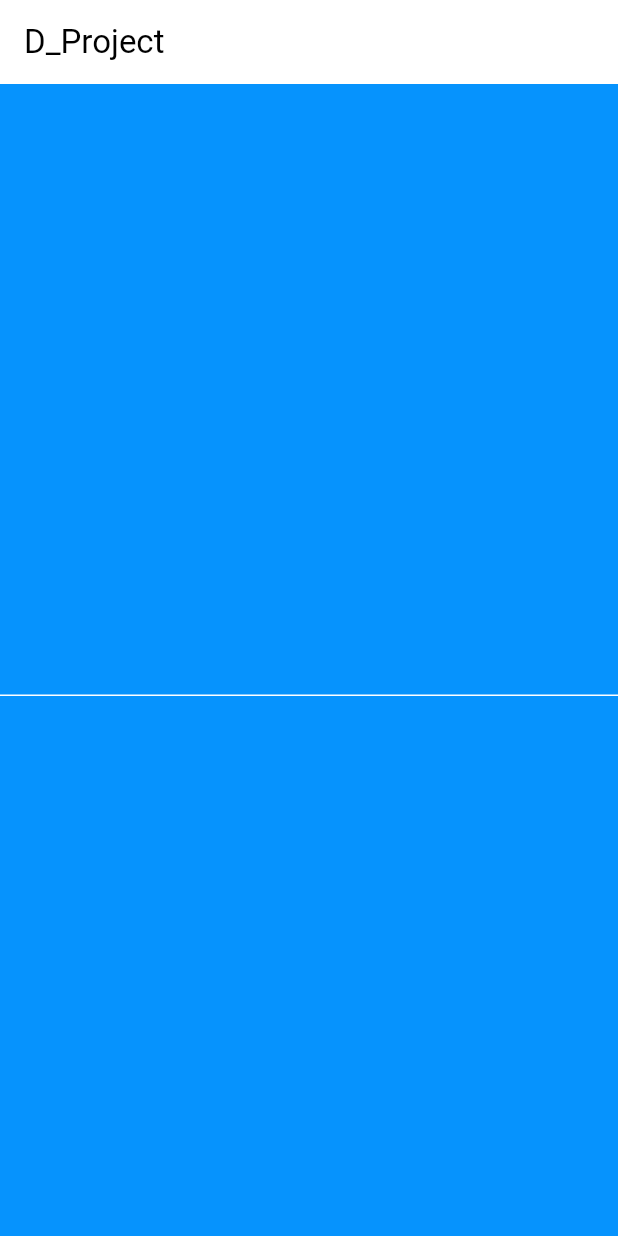
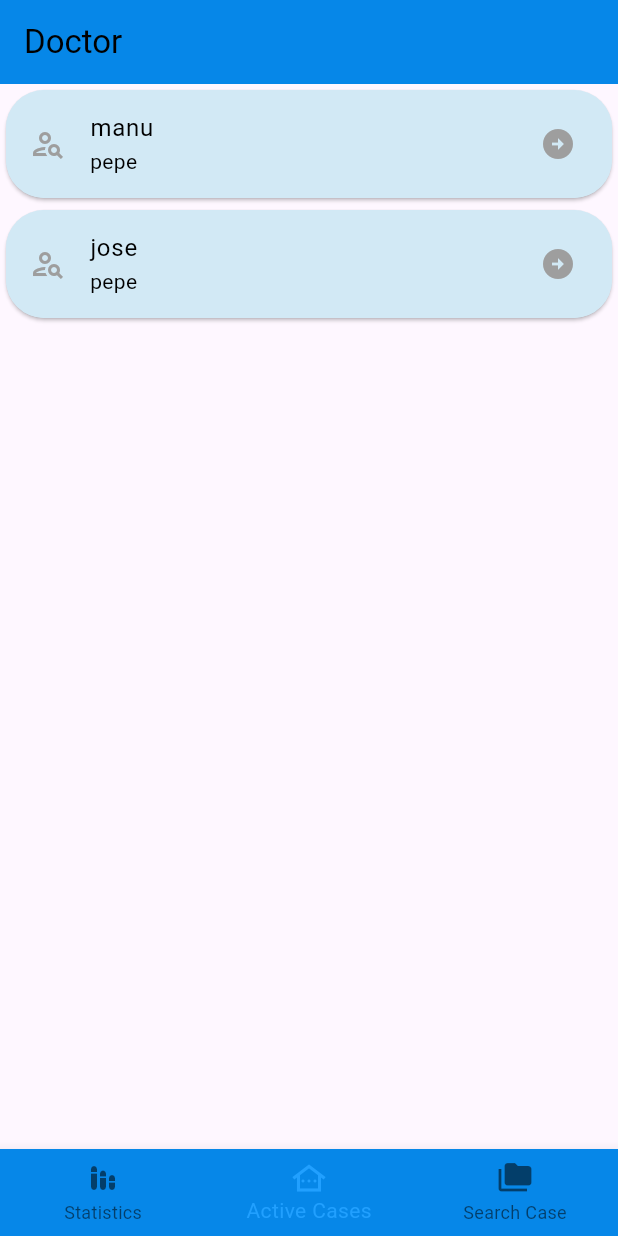
Before and after one commit to Teixeira49/d_report, a Flutter app: the screen it shows after launch, after a tap on "Entrance", on a phone screen of 412 x 824 dp. Run offline on Flutter 3.47's test engine with Material 3 defaults, Android fonts, the phone set to English and light mode, and no system bars; missing offline and left inert: dart:ffi; Roboto replaces fonts that are missing (IBM).

Commit message:
implements a Beautiful ListTile & a bug correction

```diff
--- a/lib/main.dart
+++ b/lib/main.dart
@@ -1,7 +1,7 @@
 import 'package:d_report/src/core/config/theme/themes.dart';
 import 'package:d_report/src/feature/auth/presentation/pages/login_page.dart';
 import 'package:d_report/src/feature/auth/presentation/pages/register_page.dart';
-import 'package:d_report/src/feature/current_cases/presentation/pages/main_page.dart';
+import 'package:d_report/src/feature/main_page/presentation/pages/main_page.dart';
 import 'package:d_report/src/feature/not_found/presentation/pages/not-found_page.dart';
 import 'package:flutter/material.dart';
 
@@ -23,7 +23,8 @@ class MyApp extends StatelessWidget {
       routes: {
         '/auth/login/': (context) => const LoginPage(),
         '/auth/register/': (context) => const RegisterPage(),
-        '/home/': (context) => const MainPage(),
+        '/patients/': (context) => const MainPage(),
+        '/patients/details/': (context) => const MainPage(),
       },
       initialRoute: '/auth/login/',
       onUnknownRoute: (RouteSettings setting) {
--- a/lib/src/core/config/theme/themes.dart
+++ b/lib/src/core/config/theme/themes.dart
@@ -6,11 +6,11 @@ abstract class AppTheme {
 
       appBarTheme: const AppBarTheme(
         elevation: 0,
-        backgroundColor: Color.fromRGBO(6, 147, 253, 1),
+        backgroundColor: Color.fromRGBO(20, 154, 255, 1.0),
       ),
 
-      scaffoldBackgroundColor: const Color.fromRGBO(6, 147, 253, 1),
-      primaryColor: Colors.black26,
+      scaffoldBackgroundColor: const Color.fromRGBO(210, 233, 245, 1.0),
+      primaryColor: const Color.fromRGBO(6, 147, 253, 1),
       splashColor: Colors.black26,
       fontFamily: 'IBM',
 
@@ -19,6 +19,12 @@ abstract class AppTheme {
         secondary: Colors.red,
         brightness: Brightness.light,
       ),
+
+      bottomNavigationBarTheme: const BottomNavigationBarThemeData(
+        backgroundColor: Color.fromRGBO(6, 135, 232, 1.0),
+        selectedItemColor: Color.fromRGBO(33, 160, 255, 1.0),
+        selectedLabelStyle: TextStyle(color: Colors.black),
+      )
 
     );
   } static ThemeData get dark {
--- a/lib/src/feature/auth/presentation/widgets/login_button.dart
+++ b/lib/src/feature/auth/presentation/widgets/login_button.dart
@@ -17,7 +17,7 @@ class LoginButton extends StatelessWidget {
           focusColor: Colors.red,
           child: const Text('Entrance', style: TextStyle(color: Colors.white)),
           onPressed: () {
-            Navigator.of(context).pushReplacementNamed('/home/');
+            Navigator.of(context).pushReplacementNamed('/patients/');
           },
         )
     );
--- a/lib/src/feature/current_cases/presentation/pages/main_page.dart
+++ /dev/null
@@ -1,32 +0,0 @@
-import 'package:flutter/material.dart';
-
-class MainPage extends StatelessWidget{
-
-  const MainPage({super.key});
-
-  @override
-  Widget build(BuildContext context){
-    return Scaffold(
-
-        appBar: AppBar(
-          title: const Text("D_Project"),
-          backgroundColor: Theme
-              .of(context)
-              .colorScheme
-              .inversePrimary,
-        ),
-
-        body: Center(
-          child: TextFormField(
-
-          )
-          //OutlinedButton(
-              //onPressed: () {
-              //  Navigator.of(context).pushReplacementNamed('/main/');
-              //},
-              //child: const Text("Click to load data")
-          //),
-        )
-    );
-  }
-}
--- /dev/null
+++ b/lib/src/feature/main_page/presentation/pages/main_page.dart
@@ -0,0 +1,79 @@
+import 'package:flutter/material.dart';
+
+import '../widgets/current_case.dart';
+
+class MainPage extends StatefulWidget {
+  const MainPage({super.key});
+
+  @override
+  MyMainPageState createState() => MyMainPageState();
+
+}
+
+class MyMainPageState extends State<MainPage> {
+
+  int _currentPage = 1;
+
+  @override
+  Widget build(BuildContext context){
+
+    var accountName = "Doctor"; // TODO take name for back
+    final size = MediaQuery.of(context).size;
+
+    //List<Patients> patients = [];
+    List<String> patients = ["manu", 'jose'];
+    List<String> pepe = ["pepe", 'jos1123e'];
+    List<Widget> pages = [
+      CurrentCasesPage(pepe),
+      CurrentCasesPage(patients),
+      CurrentCasesPage(pepe)
+    ];
+
+    return Scaffold(
+
+        appBar: AppBar(
+          title: Text(accountName),
+          backgroundColor: Theme
+              .of(context)
+              .colorScheme.primary,
+          automaticallyImplyLeading: false,
+
+        ),
+
+        body: pages[_currentPage],
+        bottomNavigationBar: BottomNavigationBar(
+          onTap: (index) {
+            setState(() {
+              _currentPage = index;
+            });
+          },
+          backgroundColor: ThemeData().bottomNavigationBarTheme.backgroundColor,
+          selectedItemColor: ThemeData().bottomNavigationBarTheme.selectedItemColor,
+          currentIndex: _currentPage,
+          items: const [
+            BottomNavigationBarItem(
+              icon: Icon(
+                  Icons.stacked_bar_chart_rounded
+              ),
+              label: 'Statistics',
+            ),
+            BottomNavigationBarItem(
+              icon: Icon(
+                  Icons.other_houses_outlined
+              ),
+              label: 'Active Cases',
+            ),
+            BottomNavigationBarItem(
+              icon: Icon(
+                  Icons.folder_copy
+              ),
+              label: 'Search Case',
+            ),
+      ],
+
+      ),
+
+      backgroundColor: ThemeData().scaffoldBackgroundColor,
+    );
+  }
+}
--- /dev/null
+++ b/lib/src/feature/main_page/presentation/widgets/current_case.dart
@@ -0,0 +1,58 @@
+import 'package:flutter/cupertino.dart';
+import 'package:flutter/material.dart';
+
+import 'package:d_report/src/feature/auth/presentation/widgets/user_field.dart';
+import 'package:flutter/painting.dart';
+import 'package:flutter/widgets.dart';
+
+class CurrentCasesPage extends StatelessWidget {
+
+  final List<String> patients;
+
+  const CurrentCasesPage(this.patients, {super.key});
+
+  @override
+  Widget build(BuildContext context) {
+    final size = MediaQuery
+        .of(context)
+        .size;
+
+    return Center(
+      child: Column(
+
+        mainAxisAlignment: MainAxisAlignment.center,
+        children: <Widget>[
+          Expanded(
+            child: ListView.builder(
+              itemCount: patients.length,
+              itemBuilder: ((context, index) =>
+              Card(
+                color: const Color.fromRGBO(210, 233, 245, 1),
+                shape: RoundedRectangleBorder(
+                    borderRadius: BorderRadius.circular(25.5)
+                ),
+                child: ListTile(
+                  title: Text(patients[index]),
+                  subtitle: const Text('pepe'), //patients[index].getPrice()
+                  tileColor: const Color.fromRGBO(210, 233, 245, 1),
+                  shape: RoundedRectangleBorder(
+                    borderRadius: BorderRadius.circular(25.5)
+                  ),
+                  trailing: const Icon(
+                    Icons.arrow_circle_right, color: Colors.grey,
+                  ),
+                  leading: const Icon(
+                    Icons.person_search_outlined, color: Colors.grey,
+                  ),
+                  onTap: () {
+                    Navigator.of(context).pushReplacementNamed('/patients/details/');
+                  },
+                ),
+              )),
+            ),
+          ),
+        ],
+      ),
+    );
+  }
+}
```
